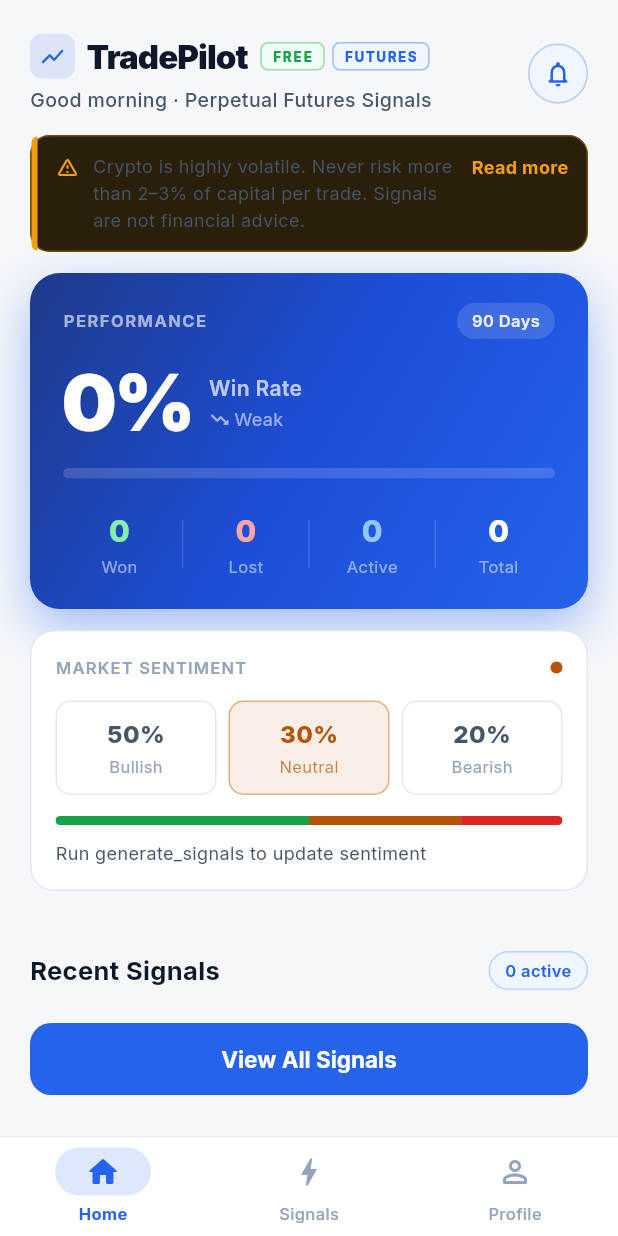
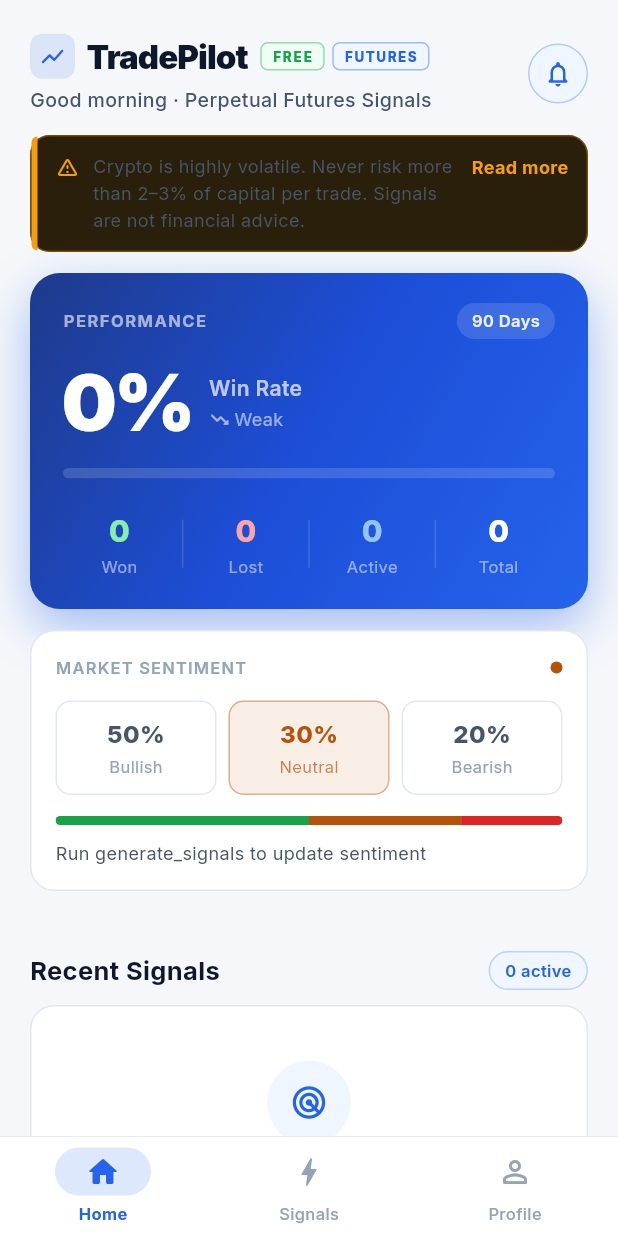
Before and after one commit to Anandhugithub1/trade-signals, a Flutter app: the screen it shows after launch, on a phone screen of 412 x 824 dp. Run offline on Flutter 3.47's test engine with Material 3 defaults, Android fonts, the phone set to English and light mode, and no system bars; our stand-ins replace firebase_core, firebase_messaging, flutter_local_notifications, google_fonts, shared_preferences, supabase_flutter; accounts and stored records are empty; network calls fail.

Commit message:
UI polish: shimmer loading, staggered entrance animations, empty states in app; equity curve in analytics

```diff
--- a/app/lib/screens/home_screen.dart
+++ b/app/lib/screens/home_screen.dart
@@ -6,6 +6,7 @@
 import '../widgets/signal_card.dart';
 import '../widgets/disclaimer_banner.dart';
 import '../widgets/error_view.dart';
+import '../widgets/shimmer.dart';
 
 class HomeScreen extends StatefulWidget {
   const HomeScreen({super.key});
@@ -59,22 +60,30 @@
                   const SizedBox(height: 22),
                   _Header(),
                   const SizedBox(height: 14),
-                  const DisclaimerBanner(),
+                  const FadeIn(child: DisclaimerBanner()),
                   const SizedBox(height: 14),
-                  _HeroPerformanceCard(stats: stats),
+                  FadeIn(delayMs: 60, child: _HeroPerformanceCard(stats: stats)),
                   const SizedBox(height: 14),
-                  _SentimentCard(sentiment: sentiment),
+                  FadeIn(delayMs: 120, child: _SentimentCard(sentiment: sentiment)),
                   const SizedBox(height: 16),
-                  if (feed.isNotEmpty) _FeaturedCard(signal: feed.first),
+                  if (feed.isNotEmpty)
+                    FadeIn(delayMs: 180, child: _FeaturedCard(signal: feed.first)),
                   const SizedBox(height: 24),
                   _SectionHeader(
                     title: 'Recent Signals',
                     tag: '${active.length} active',
                   ),
                   const SizedBox(height: 10),
-                  ...feed.take(4).map((s) => SignalCard(signal: s, compact: true)),
+                  if (feed.isEmpty)
+                    const _EmptyFeed()
+                  else ...[
+                    ...feed.take(4).toList().asMap().entries.map((e) => FadeIn(
+                          delayMs: 220 + e.key * 60,
+                          child: SignalCard(signal: e.value, compact: true),
+                        )),
                     const SizedBox(height: 12),
                     _ViewAllBtn(),
+                  ],
                   const SizedBox(height: 28),
                 ],
               ),
@@ -91,24 +100,62 @@
 
   @override
   Widget build(BuildContext context) {
-    final c = context.colors;
     return ListView(
       padding: const EdgeInsets.symmetric(horizontal: 20),
+      physics: const NeverScrollableScrollPhysics(),
       children: [
         const SizedBox(height: 22),
         _Header(),
         const SizedBox(height: 24),
-        ...[140.0, 120.0, 200.0, 80.0, 80.0, 80.0].map((h) => Padding(
+        ...[180.0, 130.0, 170.0, 72.0, 72.0, 72.0].map((h) => Padding(
               padding: const EdgeInsets.only(bottom: 14),
+              child: ShimmerBox(height: h),
+            )),
+      ],
+    );
+  }
+}
+
+class _EmptyFeed extends StatelessWidget {
+  const _EmptyFeed();
+
+  @override
+  Widget build(BuildContext context) {
+    final c = context.colors;
+    return FadeIn(
+      delayMs: 220,
       child: Container(
-                height: h,
+        width: double.infinity,
+        padding: const EdgeInsets.symmetric(vertical: 36, horizontal: 24),
         decoration: BoxDecoration(
           color: c.card,
           borderRadius: BorderRadius.circular(16),
+          border: Border.all(color: c.border),
+        ),
+        child: Column(
+          children: [
+            Container(
+              width: 56,
+              height: 56,
+              decoration: BoxDecoration(
+                color: c.accentBg,
+                shape: BoxShape.circle,
+              ),
+              child: Icon(Icons.radar_rounded, color: c.accent, size: 26),
+            ),
+            const SizedBox(height: 14),
+            Text('Scanning the market',
+                style: TextStyle(
+                    color: c.t1, fontSize: 15, fontWeight: FontWeight.w700)),
+            const SizedBox(height: 6),
+            Text(
+              'No signals right now. The algorithm only trades\nconfirmed trends — new signals land every 4 hours.',
+              textAlign: TextAlign.center,
+              style: TextStyle(color: c.t2, fontSize: 12, height: 1.5),
+            ),
+          ],
         ),
       ),
-            )),
-      ],
     );
   }
 }
--- /dev/null
+++ b/app/lib/widgets/shimmer.dart
@@ -0,0 +1,85 @@
+import 'package:flutter/material.dart';
+import '../theme/app_colors.dart';
+
+/// Animated shimmer placeholder — a highlight band sweeps left→right.
+/// Used by loading skeletons instead of static grey boxes.
+class ShimmerBox extends StatefulWidget {
+  final double height;
+  final double? width;
+  final BorderRadius borderRadius;
+
+  const ShimmerBox({
+    super.key,
+    required this.height,
+    this.width,
+    this.borderRadius = const BorderRadius.all(Radius.circular(16)),
+  });
+
+  @override
+  State<ShimmerBox> createState() => _ShimmerBoxState();
+}
+
+class _ShimmerBoxState extends State<ShimmerBox>
+    with SingleTickerProviderStateMixin {
+  late final AnimationController _controller = AnimationController(
+    vsync: this,
+    duration: const Duration(milliseconds: 1400),
+  )..repeat();
+
+  @override
+  void dispose() {
+    _controller.dispose();
+    super.dispose();
+  }
+
+  @override
+  Widget build(BuildContext context) {
+    final c = context.colors;
+    return AnimatedBuilder(
+      animation: _controller,
+      builder: (context, _) {
+        final t = _controller.value;
+        return Container(
+          height: widget.height,
+          width: widget.width ?? double.infinity,
+          decoration: BoxDecoration(
+            borderRadius: widget.borderRadius,
+            gradient: LinearGradient(
+              // Band sweeps from off-screen left to off-screen right
+              begin: Alignment(-1.5 + t * 4, -0.2),
+              end: Alignment(0.0 + t * 4, 0.2),
+              colors: [c.card, c.surface, c.card],
+            ),
+          ),
+        );
+      },
+    );
+  }
+}
+
+/// One-shot fade + slide-up entrance. Give each list item an increasing
+/// [delayMs] for a staggered reveal.
+class FadeIn extends StatelessWidget {
+  final Widget child;
+  final int delayMs;
+
+  const FadeIn({super.key, required this.child, this.delayMs = 0});
+
+  @override
+  Widget build(BuildContext context) {
+    final total = 350 + delayMs;
+    return TweenAnimationBuilder<double>(
+      tween: Tween(begin: 0.0, end: 1.0),
+      duration: Duration(milliseconds: total),
+      curve: Interval(delayMs / total, 1.0, curve: Curves.easeOutCubic),
+      builder: (context, v, child) => Opacity(
+        opacity: v.clamp(0.0, 1.0),
+        child: Transform.translate(
+          offset: Offset(0, 14 * (1 - v)),
+          child: child,
+        ),
+      ),
+      child: child,
+    );
+  }
+}
```
Also changed, not shown: app/lib/screens/signals_screen.dart (+13 -1 lines), 1 other file. Lines whose indentation alone changed are shown as unchanged.
